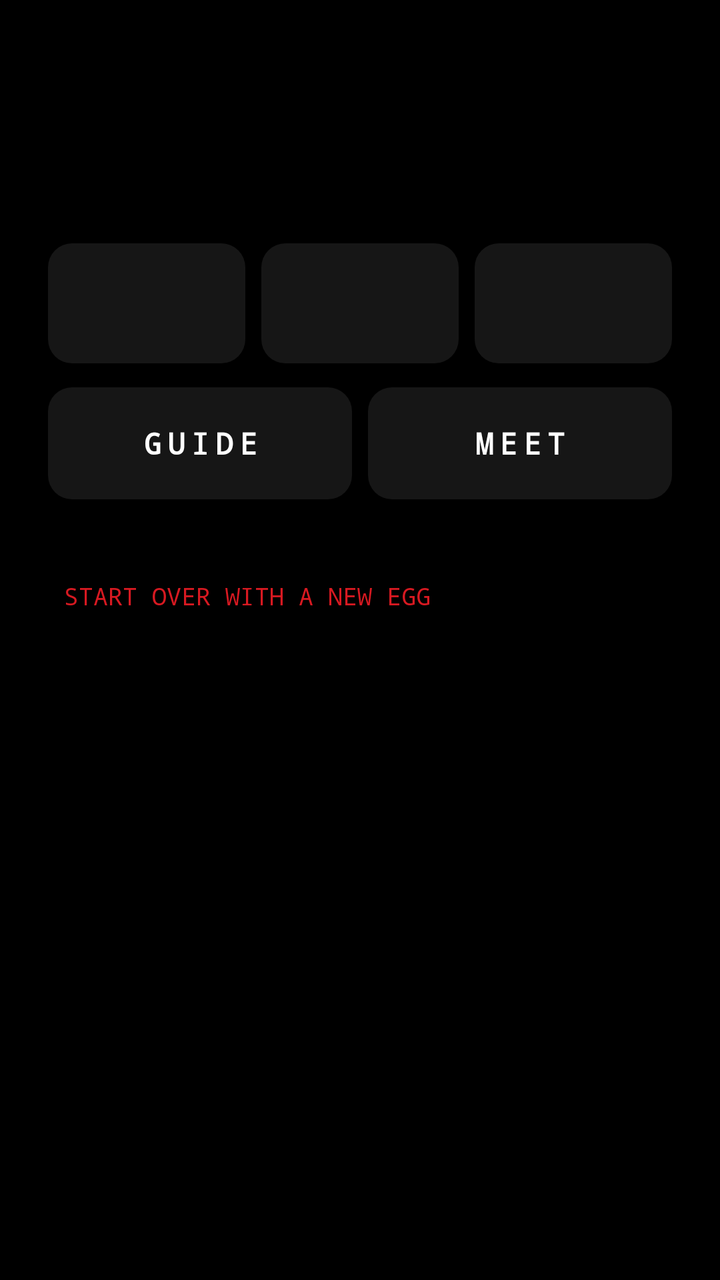
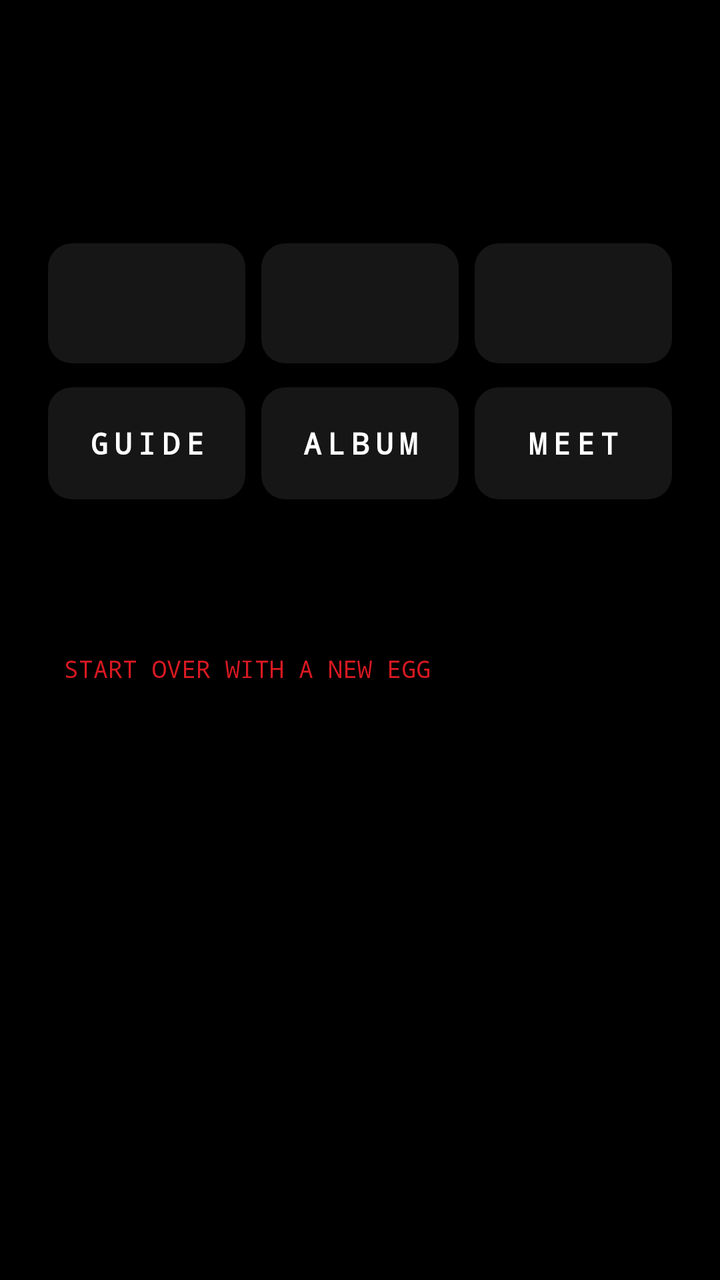

Compare the two renders of this Android layout. The source of the first and the diff that turns it into the second are given below.
<!-- AndroidManifest.xml: application theme android:Theme.DeviceDefault.NoActionBar -->
<!-- res/layout/activity_main.xml -->
<?xml version="1.0" encoding="utf-8"?>
<ScrollView xmlns:android="http://schemas.android.com/apk/res/android"
    android:layout_width="match_parent"
    android:layout_height="match_parent"
    android:background="#000000"
    android:fitsSystemWindows="true">

    <LinearLayout
        android:layout_width="match_parent"
        android:layout_height="wrap_content"
        android:orientation="vertical"
        android:padding="24dp">

        <ImageView
            android:id="@+id/title"
            android:layout_width="wrap_content"
            android:layout_height="28dp"
            android:adjustViewBounds="true"
            android:contentDescription="@string/app_name"
            android:scaleType="fitStart" />

        <TextView
            android:id="@+id/status"
            android:layout_width="match_parent"
            android:layout_height="wrap_content"
            android:layout_marginTop="12dp"
            android:fontFamily="monospace"
            android:letterSpacing="0.1"
            android:textColor="#9A9A9A"
            android:textSize="13sp" />

        <ImageView
            android:id="@+id/pet"
            android:layout_width="match_parent"
            android:layout_height="wrap_content"
            android:layout_marginTop="20dp"
            android:adjustViewBounds="true"
            android:contentDescription="@string/app_name"
            android:scaleType="fitCenter" />

        <LinearLayout
            android:layout_width="match_parent"
            android:layout_height="wrap_content"
            android:layout_marginTop="20dp"
            android:orientation="horizontal">

            <ImageView
                android:id="@+id/btn_feed"
                android:layout_width="0dp"
                android:layout_height="60dp"
                android:layout_weight="1"
                android:background="@drawable/button_bg"
                android:contentDescription="Feed"
                android:padding="12dp"
                android:scaleType="fitCenter" />

            <ImageView
                android:id="@+id/btn_play"
                android:layout_width="0dp"
                android:layout_height="60dp"
                android:layout_marginStart="8dp"
                android:layout_weight="1"
                android:background="@drawable/button_bg"
                android:contentDescription="Play"
                android:padding="12dp"
                android:scaleType="fitCenter" />

            <ImageView
                android:id="@+id/btn_clean"
                android:layout_width="0dp"
                android:layout_height="60dp"
                android:layout_marginStart="8dp"
                android:layout_weight="1"
                android:background="@drawable/button_bg"
                android:contentDescription="Clean"
                android:padding="12dp"
                android:scaleType="fitCenter" />
        </LinearLayout>

        <LinearLayout
            android:layout_width="match_parent"
            android:layout_height="wrap_content"
            android:layout_marginTop="12dp"
            android:orientation="horizontal">

            <TextView
                android:id="@+id/guide"
                android:layout_width="0dp"
                android:layout_height="56dp"
                android:layout_weight="1"
                android:background="@drawable/button_bg"
                android:fontFamily="monospace"
                android:gravity="center"
                android:letterSpacing="0.2"
                android:text="@string/guide_button"
                android:textColor="#FFFFFF"
                android:textSize="15sp"
                android:textStyle="bold" />

            <TextView
                android:id="@+id/meet"
                android:layout_width="0dp"
                android:layout_height="56dp"
                android:layout_marginStart="8dp"
                android:layout_weight="1"
                android:background="@drawable/button_bg"
                android:fontFamily="monospace"
                android:gravity="center"
                android:letterSpacing="0.2"
                android:text="@string/meet_button"
                android:textColor="#FFFFFF"
                android:textSize="15sp"
                android:textStyle="bold" />
        </LinearLayout>

        <TextView
            android:id="@+id/reset"
            android:layout_width="wrap_content"
            android:layout_height="wrap_content"
            android:layout_marginTop="32dp"
            android:fontFamily="monospace"
            android:padding="8dp"
            android:text="@string/reset_label"
            android:textColor="#D71921"
            android:textSize="12sp" />
    </LinearLayout>
</ScrollView>
<!-- resources referenced by this layout -->
<resources>
  <!-- drawable button_bg (drawable) -->
  <?xml version="1.0" encoding="utf-8"?>
  <shape xmlns:android="http://schemas.android.com/apk/res/android"
      android:shape="rectangle">
      <solid android:color="#161616" />
      <corners android:radius="12dp" />
  </shape>
  <string name="app_name">Glyph Pet</string>
  <string name="guide_button">GUIDE</string>
  <string name="meet_button">MEET</string>
  <string name="reset_label">START OVER WITH A NEW EGG</string>
</resources>

<!-- the commit's change to res/layout/activity_main.xml (unified diff, before → after) -->
@@ -98,6 +98,21 @@
                 android:textStyle="bold" />
 
             <TextView
+                android:id="@+id/album"
+                android:layout_width="0dp"
+                android:layout_height="56dp"
+                android:layout_marginStart="8dp"
+                android:layout_weight="1"
+                android:background="@drawable/button_bg"
+                android:fontFamily="monospace"
+                android:gravity="center"
+                android:letterSpacing="0.2"
+                android:text="@string/album_button"
+                android:textColor="#FFFFFF"
+                android:textSize="15sp"
+                android:textStyle="bold" />
+
+            <TextView
                 android:id="@+id/meet"
                 android:layout_width="0dp"
                 android:layout_height="56dp"
@@ -114,10 +129,20 @@
         </LinearLayout>
 
         <TextView
+            android:id="@+id/daycare"
+            android:layout_width="wrap_content"
+            android:layout_height="wrap_content"
+            android:layout_marginTop="32dp"
+            android:fontFamily="monospace"
+            android:padding="8dp"
+            android:textColor="#9A9A9A"
+            android:textSize="12sp" />
+
+        <TextView
             android:id="@+id/reset"
             android:layout_width="wrap_content"
             android:layout_height="wrap_content"
-            android:layout_marginTop="32dp"
+            android:layout_marginTop="4dp"
             android:fontFamily="monospace"
             android:padding="8dp"
             android:text="@string/reset_label"
<!-- resource entries referenced after the edit -->
@@ -7,6 +7,7 @@
       <solid android:color="#161616" />
       <corners android:radius="12dp" />
   </shape>
+  <string name="album_button">ALBUM</string>
   <string name="app_name">Glyph Pet</string>
   <string name="guide_button">GUIDE</string>
   <string name="meet_button">MEET</string>
